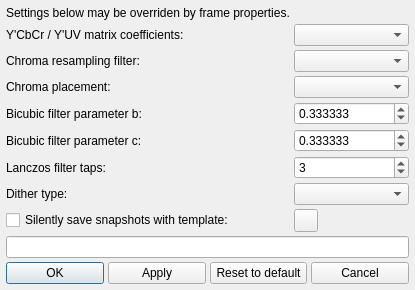
YomikoR/VapourSynth-Editor, file vsedit/src/preview/preview_advanced_settings_dialog.ui: the form before one commit.
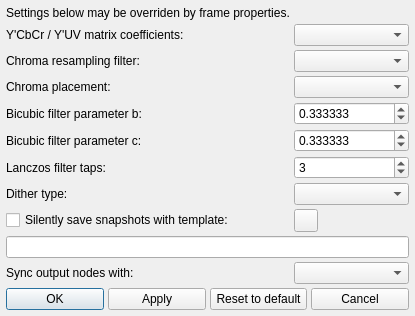
The form after the commit. Icons and pictures are not drawn.

The edit to the form file:
```diff
--- a/vsedit/src/preview/preview_advanced_settings_dialog.ui
+++ b/vsedit/src/preview/preview_advanced_settings_dialog.ui
@@ -125,7 +125,17 @@
      </property>
     </widget>
    </item>
-   <item row="10" column="0" colspan="2">
+   <item row="10" column="0">
+    <widget class="QLabel" name="label_sync">
+     <property name="text">
+      <string>Sync output nodes with:</string>
+     </property>
+    </widget>
+   </item>
+   <item row="10" column="1">
+    <widget class="QComboBox" name="syncOutputComboBox"/>
+   </item>
+   <item row="11" column="0" colspan="2">
     <layout class="QHBoxLayout" name="horizontalLayout">
      <item>
       <widget class="QPushButton" name="okButton">
```
